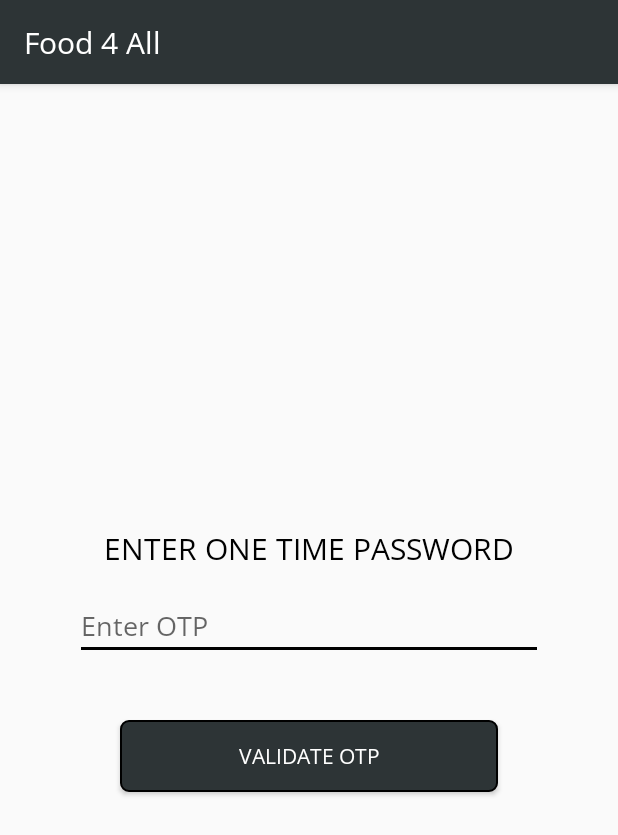
After one commit to umangsolutions/Food4All, an Android app: the OTP_ValidationActivity screen opened directly, with no data from a screen before it, on a phone screen of 412 x 824 dp. The commit adds this screen. Shown: the top 835 px of the screen. Run offline under Robolectric (Android 15) with nearby library versions, the phone set to English and light mode, and no system bars; our stand-ins replace Firebase (no records; nobody signed in at launch, a user with empty details on screens opened directly), Volley; Roboto replaces fonts that are not available here; 8 statements that could not run were skipped.

Commit message:
Added_OTP

```diff
--- a/app/build.gradle
+++ b/app/build.gradle
@@ -69,7 +69,7 @@ dependencies {
 
 
     implementation 'com.mcxiaoke.volley:library-aar:1.0.0'
-    implementation 'androidx.work:work-runtime:2.3.2'
+    implementation 'androidx.work:work-runtime:2.3.3'
 
     //shimmer
     implementation 'com.facebook.shimmer:shimmer:0.5.0'
--- /dev/null
+++ b/app/src/main/java/com/example/food4all/OTP_ValidationActivity.java
@@ -0,0 +1,177 @@
+package com.example.food4all;
+
+import androidx.annotation.NonNull;
+import androidx.appcompat.app.AppCompatActivity;
+
+import android.content.Intent;
+import android.os.Bundle;
+import android.util.Log;
+import android.view.View;
+import android.widget.Button;
+import android.widget.EditText;
+import android.widget.TextView;
+import android.widget.Toast;
+
+import com.android.volley.RequestQueue;
+import com.android.volley.Response;
+import com.android.volley.VolleyError;
+import com.android.volley.toolbox.JsonObjectRequest;
+import com.android.volley.toolbox.Volley;
+import com.example.food4all.activities.donor.FoodDetailsActivity;
+import com.example.food4all.activities.general.MainActivity;
+import com.example.food4all.modals.Fooddetails;
+import com.example.food4all.utilities.ConstantValues;
+import com.example.food4all.utilities.Dialog;
+import com.google.android.gms.tasks.OnCompleteListener;
+import com.google.android.gms.tasks.Task;
+import com.google.firebase.auth.AuthResult;
+import com.google.firebase.auth.FirebaseAuth;
+import com.google.firebase.auth.FirebaseAuthInvalidCredentialsException;
+import com.google.firebase.auth.FirebaseUser;
+import com.google.firebase.auth.PhoneAuthCredential;
+import com.google.firebase.auth.PhoneAuthProvider;
+import com.google.firebase.database.DatabaseReference;
+import com.google.firebase.database.FirebaseDatabase;
+import com.google.firebase.messaging.FirebaseMessaging;
+
+import org.json.JSONObject;
+
+import java.util.HashMap;
+import java.util.Map;
+
+public class OTP_ValidationActivity extends AppCompatActivity {
+
+    EditText edtotp;
+    TextView txttitle;
+    Button btnvalidate;
+    FirebaseAuth mAuth;
+    DatabaseReference reff;
+    String name,place,address,phon,foodno,tim,currdate,recvdotp;
+
+    private static String TAG = "TOKENS_DATA";
+
+    final private String FCM_API = "https://fcm.googleapis.com/fcm/send";
+    final private String serverKey = "key=" + ConstantValues.AUTH_KEY_FCM;
+    final private String contentType = "application/json";
+    String TOPIC;
+    @Override
+    protected void onCreate(Bundle savedInstanceState) {
+        super.onCreate(savedInstanceState);
+        setContentView(R.layout.activity_o_t_p__validation);
+
+        edtotp = (EditText)findViewById(R.id.otp);
+        txttitle = (TextView)findViewById(R.id.title);
+        btnvalidate = (Button)findViewById(R.id.validate);
+
+        mAuth = FirebaseAuth.getInstance();
+        reff = FirebaseDatabase.getInstance().getReference().child("Food_Details");
+
+        Bundle bundle = getIntent().getExtras();
+        assert bundle != null;
+        recvdotp = bundle.getString(getString(R.string.code));
+        name = bundle.getString(getString(R.string.bun_name));
+        place = bundle.getString(getString(R.string.bun_place));
+        address = bundle.getString(getString(R.string.bun_address));
+        phon = bundle.getString(getString(R.string.bun_phone));
+        foodno = bundle.getString(getString(R.string.foodno));
+        tim = bundle.getString(getString(R.string.bun_time));
+        currdate = bundle.getString(getString(R.string.currentdate));
+
+        FirebaseMessaging.getInstance().subscribeToTopic("/topics/userABC1");
+
+        btnvalidate.setOnClickListener(new View.OnClickListener() {
+            @Override
+            public void onClick(View v) {
+                String entered_otp = edtotp.getText().toString().trim();
+
+                if(entered_otp.isEmpty()) {
+                    edtotp.setError("Please enter OTP");
+                    edtotp.requestFocus();
+                } else {
+                      verifySignInCode(entered_otp);
+                }
+            }
+        });
+    }
+
+    public void verifySignInCode(String enteredotp) {
+        PhoneAuthCredential credential = PhoneAuthProvider.getCredential(recvdotp,enteredotp);
+        signInWithPhoneAuthCredential(credential);
+    }
+
+    private void signInWithPhoneAuthCredential(PhoneAuthCredential credential) {
+        mAuth.signInWithCredential(credential)
+                .addOnCompleteListener(this, new OnCompleteListener<AuthResult>() {
+                    @Override
+                    public void onComplete(@NonNull Task<AuthResult> task) {
+                        if (task.isSuccessful()) {
+                            reff.push().setValue(new Fooddetails(name, phon, address, place, "", tim, currdate, foodno));
+
+                            openDialog();
+                            try {
+
+                                RequestQueue queue = Volley.newRequestQueue(OTP_ValidationActivity.this);
+
+                                String url = "https://fcm.googleapis.com/fcm/send";
+
+                                String m = "Mr./Mrs." + name + " is willing to Donate Food from a ";
+                                String num = m + place + " which can be fed to " + foodno + " person(s)";
+                                String res = num + "\nAddress is " + address;
+                                String add = res + "\nFood Cooked Before :" + tim;
+                                String fina = add + "\nContact: " + phon;
+
+                                TOPIC = "/topics/donateFood";
+                                JSONObject data = new JSONObject();
+                                data.put("title", "Food Ready to Donate");
+                                data.put("message", fina);
+                                Log.e(TAG, "" + data);
+
+                                JSONObject notification_data = new JSONObject();
+                                notification_data.put("data", data);
+                                notification_data.put("to", TOPIC);
+
+                                Log.e(TAG, "" + notification_data);
+
+
+                                JsonObjectRequest request = new JsonObjectRequest(url, notification_data, new Response.Listener<JSONObject>() {
+                                    @Override
+                                    public void onResponse(JSONObject response) {
+                                    }
+                                }, new Response.ErrorListener() {
+                                    @Override
+                                    public void onErrorResponse(VolleyError error) {
+
+                                    }
+                                }) {
+                                    @Override
+                                    public Map<String, String> getHeaders() {
+
+                                        Map<String, String> params = new HashMap<>();
+                                        params.put("Authorization", serverKey);
+                                        params.put("Content-Type", contentType);
+                                        return params;
+                                    }
+                                };
+
+                                queue.add(request);
+
+                            } catch (Exception e) {
+                                e.printStackTrace();
+                            }
+
+                            Toast.makeText(OTP_ValidationActivity.this, "Food Donation details Submitted Successfully !", Toast.LENGTH_SHORT).show();
+                           startActivity(new Intent(OTP_ValidationActivity.this, MainActivity.class));
+                        } else {
+                            if (task.getException() instanceof FirebaseAuthInvalidCredentialsException) {
+                                Toast.makeText(OTP_ValidationActivity.this, "Invalid OTP Entered", Toast.LENGTH_SHORT).show();
+                            }
+                        }
+                    }
+                });
+    }
+
+    public void openDialog() {
+        Dialog d = new Dialog();
+        d.show(getSupportFragmentManager(), "Dialog");
+    }
+}
--- a/app/src/main/java/com/example/food4all/adapter/VolunteerAdapter.java
+++ b/app/src/main/java/com/example/food4all/adapter/VolunteerAdapter.java
@@ -176,7 +176,6 @@ public class VolunteerAdapter extends RecyclerView.Adapter<VolunteerAdapter.MyVi
 
 
 
-
                         openDialog(position);
 
 
--- a/app/src/main/res/layout/activity_food__details.xml
+++ b/app/src/main/res/layout/activity_food__details.xml
@@ -56,8 +56,7 @@
                 android:layout_height="wrap_content"
                 android:fontFamily="@font/open_sans"
                 android:hint="@string/phone"
-                android:inputType="phone"
-                android:maxLength="10" />
+                android:inputType="phone" />
 
         </com.google.android.material.textfield.TextInputLayout>
 
--- /dev/null
+++ b/app/src/main/res/layout/activity_o_t_p__validation.xml
@@ -0,0 +1,47 @@
+<?xml version="1.0" encoding="utf-8"?>
+<LinearLayout xmlns:android="http://schemas.android.com/apk/res/android"
+    xmlns:app="http://schemas.android.com/apk/res-auto"
+    xmlns:tools="http://schemas.android.com/tools"
+    android:layout_width="match_parent"
+    android:layout_height="match_parent"
+    android:orientation="vertical"
+    android:layout_gravity="center_vertical"
+    android:gravity="center_vertical"
+    tools:context=".OTP_ValidationActivity">
+
+    <TextView
+        android:layout_width="wrap_content"
+        android:layout_height="wrap_content"
+        android:text="@string/enter_otp"
+        android:layout_gravity="center_horizontal"
+        android:textAllCaps="true"
+        android:id="@+id/title"
+        android:textSize="20dp"
+        android:textColor="@color/black"></TextView>
+
+    <EditText
+        android:layout_width="match_parent"
+        android:layout_height="wrap_content"
+        android:layout_marginLeft="50dp"
+        android:layout_marginRight="50dp"
+        android:maxLength="6"
+        android:hint="Enter OTP"
+        android:layout_marginTop="15dp"
+        android:id="@+id/otp"
+        android:inputType="number"></EditText>
+
+    <Button
+        android:id="@+id/validate"
+        android:layout_width="match_parent"
+        android:layout_marginLeft="80dp"
+        android:layout_marginRight="80dp"
+        android:layout_height="wrap_content"
+        android:layout_gravity="center_horizontal"
+        android:layout_marginTop="40dp"
+        android:text="@string/validate"
+        android:background="@drawable/button"
+        android:textColor="#fff"></Button>
+
+
+
+</LinearLayout>
--- a/app/src/main/res/values/strings.xml
+++ b/app/src/main/res/values/strings.xml
@@ -170,4 +170,14 @@
     <string name="no_of_people">Food can feed  (No. of People)</string>
     <string name="saikiran">Saikiran</string>
     <string name="time">Time</string>
+    <string name="enter_otp">Enter One Time Password</string>
+    <string name="validate">validate OTP</string>
+    <string name="code">code</string>
+    <string name="bun_name">name</string>
+    <string name="bun_place">place</string>
+    <string name="bun_address">address</string>
+    <string name="bun_phone">phone</string>
+    <string name="foodno">foodno</string>
+    <string name="bun_time">time</string>
+    <string name="currentdate">date</string>
 </resources>
```
Also changed, not shown: app/src/main/AndroidManifest.xml (+3 -7 lines), app/src/main/java/com/example/food4all/activities/donor/FoodDetailsActivity.java (+78 -125 lines).
